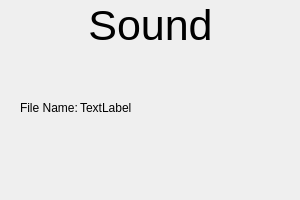
Old version of the form Widgets/soundwidget.ui in the repository NotBjoggisAtAll/Tomato-Engine.
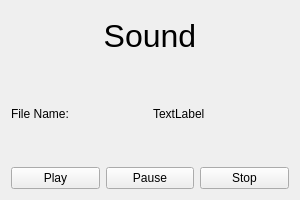
New version of the form.

Commit message: Added functionality to play,pause and stop sounds with UI

The edit to the form file:
```diff
--- a/Widgets/soundwidget.ui
+++ b/Widgets/soundwidget.ui
@@ -13,24 +13,20 @@
   <property name="windowTitle">
    <string>Form</string>
   </property>
+  <layout class="QHBoxLayout" name="horizontalLayout">
+   <item>
+    <layout class="QVBoxLayout" name="verticalLayout">
+     <item>
   <widget class="QLabel" name="MeshLabel">
-   <property name="geometry">
-    <rect>
-     <x>0</x>
-     <y>0</y>
-     <width>301</width>
-     <height>51</height>
-    </rect>
-   </property>
    <property name="maximumSize">
     <size>
      <width>500</width>
-     <height>100</height>
+         <height>50</height>
     </size>
    </property>
    <property name="font">
     <font>
-     <pointsize>32</pointsize>
+         <pointsize>24</pointsize>
     </font>
    </property>
    <property name="layoutDirection">
@@ -43,32 +39,57 @@
     <set>Qt::AlignCenter</set>
    </property>
   </widget>
+     </item>
+     <item>
+      <layout class="QHBoxLayout" name="horizontalLayout_2">
+       <item>
   <widget class="QLabel" name="label">
-   <property name="geometry">
-    <rect>
-     <x>20</x>
-     <y>100</y>
-     <width>61</width>
-     <height>16</height>
-    </rect>
-   </property>
    <property name="text">
     <string>File Name: </string>
    </property>
   </widget>
+       </item>
+       <item>
   <widget class="QLabel" name="fileNameHere">
-   <property name="geometry">
-    <rect>
-     <x>80</x>
-     <y>100</y>
-     <width>211</width>
-     <height>16</height>
-    </rect>
-   </property>
    <property name="text">
     <string>TextLabel</string>
    </property>
   </widget>
+       </item>
+      </layout>
+     </item>
+     <item>
+      <layout class="QVBoxLayout" name="verticalLayout_3">
+       <item>
+        <layout class="QGridLayout" name="gridLayout">
+         <item row="0" column="0">
+          <widget class="QPushButton" name="playButton">
+           <property name="text">
+            <string>Play</string>
+           </property>
+          </widget>
+         </item>
+         <item row="0" column="2">
+          <widget class="QPushButton" name="stopButton">
+           <property name="text">
+            <string>Stop</string>
+           </property>
+          </widget>
+         </item>
+         <item row="0" column="1">
+          <widget class="QPushButton" name="pauseButton">
+           <property name="text">
+            <string>Pause</string>
+           </property>
+          </widget>
+         </item>
+        </layout>
+       </item>
+      </layout>
+     </item>
+    </layout>
+   </item>
+  </layout>
  </widget>
  <resources/>
  <connections/>
```
Lines whose indentation alone changed are shown as unchanged. The commit also changes 12 other files.
